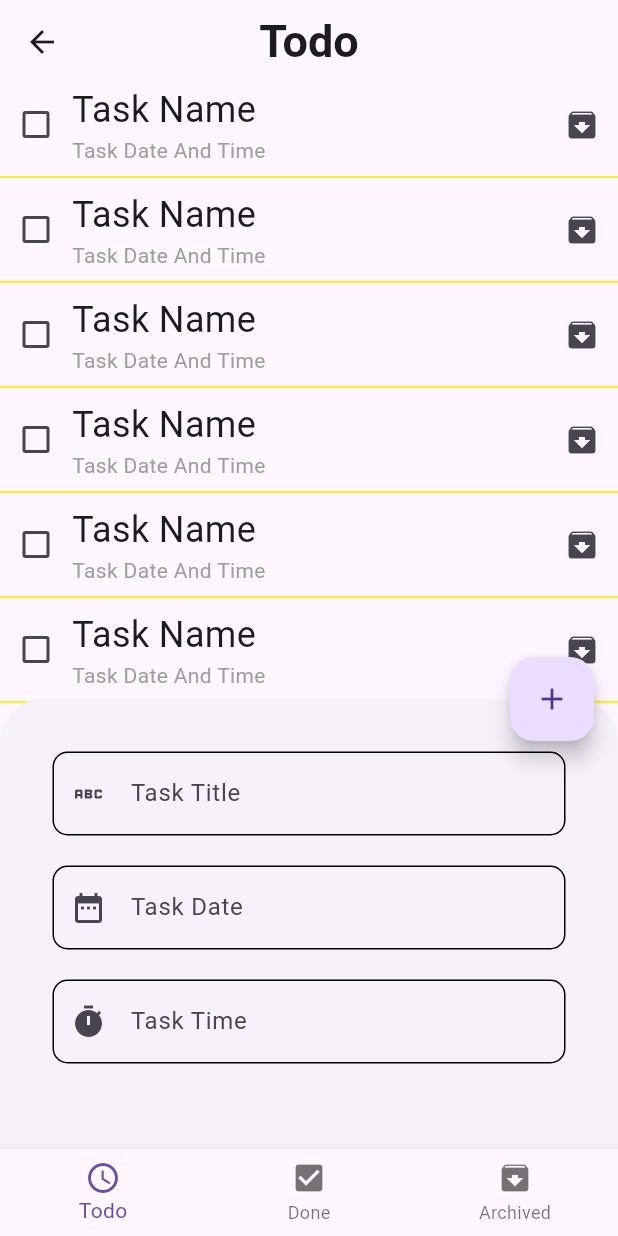
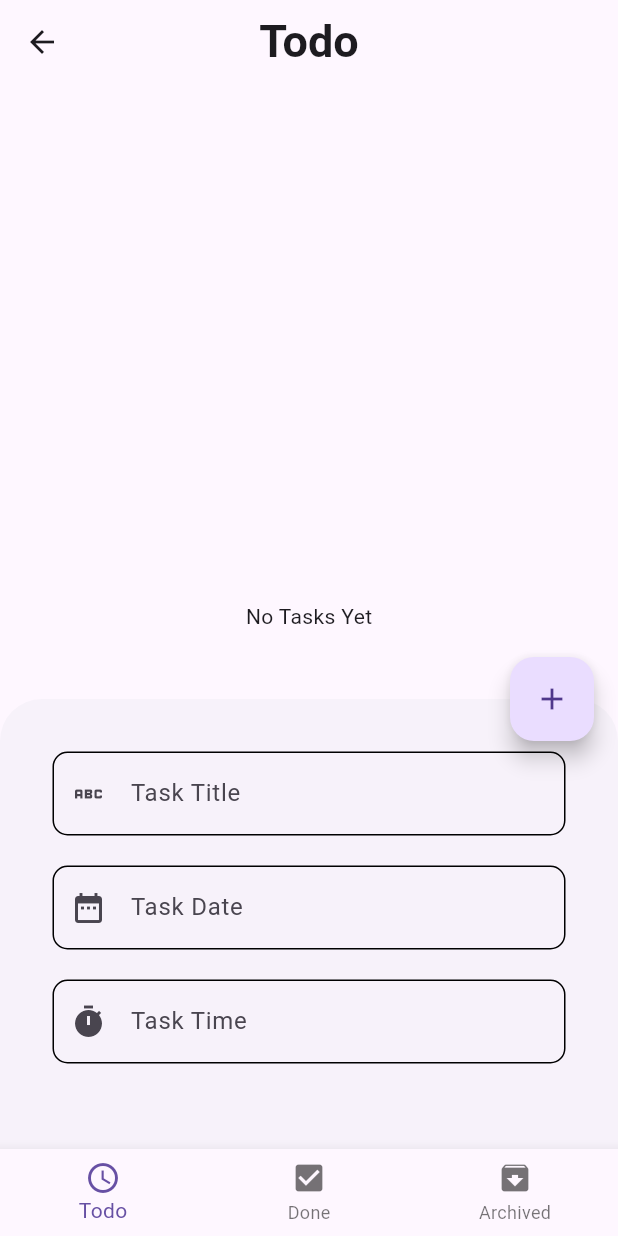
Before and after one commit to J3Unknown/msp-flutter, a Flutter app: the screen it shows after launch, after a tap on the "edit" icon, on a phone screen of 412 x 824 dp. Run offline on Flutter 3.47's test engine with Material 3 defaults, Android fonts, the phone set to English and light mode, and no system bars; our stand-ins replace bloc, conditional_builder_null_safety, flutter_bloc, sqflite; accounts and stored records are empty.

Commit message:
Todo Part 2

```diff
--- a/lib/layout/todo_layout/cubit/todo_cubit.dart
+++ b/lib/layout/todo_layout/cubit/todo_cubit.dart
@@ -1,6 +1,8 @@
 import 'package:flutter/material.dart';
 import 'package:flutter_bloc/flutter_bloc.dart';
 import 'package:msp_project/layout/todo_layout/cubit/todo_states.dart';
+import 'package:msp_project/models/todo_app/todo_task_model.dart';
+import 'package:sqflite/sqflite.dart';
 
 import '../../../modules/todo_app/todo_archived_screen.dart';
 import '../../../modules/todo_app/todo_done_screen.dart';
@@ -14,6 +16,7 @@ class TodoCubit extends Cubit<TodoStates>{
   int currentIndex = 0;
   IconData fabIcon = Icons.edit;
   bool isBottomSheetShown = false;
+  var database;
 
   final List<Widget> screens = [
     TodoScreen(),
@@ -27,6 +30,65 @@ class TodoCubit extends Cubit<TodoStates>{
     'Archived'
   ];
 
+  List<TodoTaskModel> newTasks = [];
+  List<TodoTaskModel> doneTasks = [];
+  List<TodoTaskModel> archivedTasks = [];
+
+
+  void createDatabase(){
+    openDatabase(
+      'todo_db.db',
+      version: 1,
+      onCreate: (database, version){
+        print('Database Created Successfully');
+        database.execute('CREATE TABLE tasks(id INTEGER PRIMARY KEY, title TEXT, date TEXT, time TEXT, status TEXT)').then((value){
+          print('Table Created');
+        }).catchError((error){
+          print('An error occurred while creating table: ${error.toString()}');
+        });
+      },
+      onOpen: (database){
+        getDataFromDatabase(database);
+      },
+    ).then((value){
+      database = value;
+      emit(TodoCreateDatabaseSuccessState());
+    });
+  }
+
+  void getDataFromDatabase(database){
+    newTasks = [];
+    doneTasks = [];
+    archivedTasks = [];
+    emit(TodoGetDataFromDatabaseLoadingState());
+    database.rawQuery('SELECT * FROM tasks').then((value){
+      value.forEach((element){
+        if(element['status'] == 'new'){
+          newTasks.add(TodoTaskModel(id: element['id'], title: element['title'], date: element['date'], time: element['time'], status: element['status']));
+        } else if(element['status'] == 'done'){
+          doneTasks.add(TodoTaskModel(id: element['id'], title: element['title'], date: element['date'], time: element['time'], status: element['status']));
+        } else{
+          archivedTasks.add(TodoTaskModel(id: element['id'], title: element['title'], date: element['date'], time: element['time'], status: element['status']));
+        }
+      });
+      emit(TodoGetDataFromDatabaseSuccessState());
+    });
+  }
+
+  insertToDatabase({
+    required String title,
+    required String date,
+    required String time,
+  }) async{
+    return await database.transaction((txn) async{
+      txn.rawInsert('INSERT INTO tasks(title, date, time, status) VALUES(?,?,?,?)',[title, date, time, 'new']).then((value){
+        getDataFromDatabase(database);
+        emit(TodoInsertDataIntoDatabaseSuccessState());
+      });
+      return null;
+    });
+  }
+
   void changeBottomNavBarIndex(int index){
     currentIndex = index;
     emit(TodoBottomNavBarChangeIndexState());
@@ -38,8 +100,9 @@ class TodoCubit extends Cubit<TodoStates>{
     emit(TodoChangeBottomSheetState());
   }
 
-  void changeDismissibleState(){
-    print(state);
-    emit(TodoChangeDismissibleState());
+  void updateDismissibleDeleteState(List<TodoTaskModel> tasks, index){
+    tasks.removeAt(index);
+    emit(TodoDismissibleDeleteState());
   }
+
 }
--- a/lib/layout/todo_layout/cubit/todo_states.dart
+++ b/lib/layout/todo_layout/cubit/todo_states.dart
@@ -6,4 +6,12 @@ class TodoBottomNavBarChangeIndexState extends TodoStates{}
 
 class TodoChangeBottomSheetState extends TodoStates{}
 
-class TodoChangeDismissibleState extends TodoStates{}
+class TodoCreateDatabaseSuccessState extends TodoStates{}
+
+class TodoGetDataFromDatabaseLoadingState extends TodoStates{}
+
+class TodoGetDataFromDatabaseSuccessState extends TodoStates{}
+
+class TodoInsertDataIntoDatabaseSuccessState extends TodoStates{}
+
+class TodoDismissibleDeleteState extends TodoStates{}
--- a/lib/layout/todo_layout/todo_layout_screen.dart
+++ b/lib/layout/todo_layout/todo_layout_screen.dart
@@ -24,10 +24,15 @@ class _TodoLayoutScreenState extends State<TodoLayoutScreen> {
   @override
   Widget build(BuildContext context) {
     return BlocProvider(
-      create: (context) => TodoCubit(),
+      create: (context) => TodoCubit()..createDatabase(),
       child: BlocConsumer<TodoCubit, TodoStates>(
         listener: (context, state){
-          //TODO: Add pop for Bottom Navigation Bar After Adding New Task
+          if(state is TodoInsertDataIntoDatabaseSuccessState){
+            Navigator.of(context).pop();
+            _taskTitleController.clear();
+            _taskDateController.clear();
+            _taskTimeController.clear();
+          }
         },
         builder: (context, state) {
           TodoCubit cubit = TodoCubit.get(context);
@@ -53,18 +58,21 @@ class _TodoLayoutScreenState extends State<TodoLayoutScreen> {
               onPressed: (){
                 if(cubit.isBottomSheetShown){
                   if(_formKey.currentState!.validate()){
-                  print('validated');
+                    print(_taskTitleController.text);
+                    print(_taskTimeController.text);
+                    print(_taskDateController.text);
+                    cubit.insertToDatabase(title: _taskTitleController.text, date: _taskDateController.text, time: _taskTimeController.text);
                   }
-                print('Bottom Sheet is Visible');
                 } else{
                   _scaffoldKey.currentState!.showBottomSheet((context)=>Container(
                     height: 300,
                     padding: EdgeInsets.all(35),
                     child: Form(
                       key: _formKey,
+                      child: SingleChildScrollView(
+                        physics: BouncingScrollPhysics(),
                         child: Column(
                           children: [
-                      //TODO: add it to component file
                             TextFormField(
                               controller: _taskTitleController,
                               keyboardType: TextInputType.text,
@@ -91,7 +99,7 @@ class _TodoLayoutScreenState extends State<TodoLayoutScreen> {
                               onTap: () {
                                 showDatePicker(context: context, firstDate: DateTime.now(), lastDate: DateTime.parse('2027-12-31')).then((value){
                                   if(value != null){
-                              _taskDateController.text = DateFormat.yMMMd().format(value);
+                                    _taskDateController.text = DateFormat('dd - MMM - yyyy').format(value);
                                   }
                                 });
                               },
@@ -157,6 +165,7 @@ class _TodoLayoutScreenState extends State<TodoLayoutScreen> {
                           ],
                         ),
                       ),
+                    ),
                   )).closed.then((value){
                     cubit.changeBottomSheetState(icon: Icons.edit);
                     _taskTitleController.clear();
--- /dev/null
+++ b/lib/models/todo_app/todo_task_model.dart
@@ -0,0 +1,20 @@
+class TodoTaskModel{
+  late int id;
+  late String title;
+  late String date;
+  late String time;
+  late String status;
+
+
+  TodoTaskModel({
+    required this.id,
+    required this.title,
+    required this.date,
+    required this.time,
+    required this.status
+  });
+
+  TodoTaskModel.fromJson(){
+
+  }
+}
--- a/lib/modules/todo_app/todo_screen.dart
+++ b/lib/modules/todo_app/todo_screen.dart
@@ -1,57 +1,20 @@
 import 'package:flutter/material.dart';
+import 'package:flutter_bloc/flutter_bloc.dart';
+import 'package:msp_project/layout/todo_layout/cubit/todo_cubit.dart';
+import 'package:msp_project/layout/todo_layout/cubit/todo_states.dart';
+import 'package:msp_project/shared/components/components.dart';
 
 class TodoScreen extends StatelessWidget {
   const TodoScreen({super.key});
-  //TODO: add the list and apply the remove logic to fix the separator error
-  //TODO: add component file and add the _taskBuilder in it
   @override
   Widget build(BuildContext context) {
-    return ListView.separated(
-      itemBuilder: (context, index) => _taskBuilder(index),
-      separatorBuilder: (context, index) => Divider(
-        thickness: 1.5,
-        color: Colors.yellow,
+    return BlocConsumer<TodoCubit, TodoStates>(
+      listener: (context, state){},
+      builder: (context, state) => taskBuilder(
+        TodoCubit.get(context).newTasks,
+        state
       ),
-      itemCount: 10,
     );
   }
 
-  Widget _taskBuilder(index) => Dismissible(
-    key: Key(index.toString()),
-    onDismissed: (dismissDirection){
-      if(dismissDirection == DismissDirection.endToStart){
-        print('Task Deleted');
-      }else if(dismissDirection == DismissDirection.endToStart){
-        print('Task Deleted');
-      }
-    },
-    background: Container(
-      color: Colors.green,
-      alignment: Alignment.centerLeft,
-      padding: EdgeInsets.all(20),
-      child: Icon(Icons.archive, color: Colors.white,),
-    ),
-    secondaryBackground: Container(
-      color: Colors.red,
-      alignment: Alignment.centerRight,
-      padding: EdgeInsets.all(20),
-      child: Icon(Icons.delete, color: Colors.white,),
-    ),
-    child: Row(
-      children: [
-        Checkbox(value: false, onChanged: (checked){}),
-        Expanded(
-          child: Column(
-            crossAxisAlignment: CrossAxisAlignment.start,
-            mainAxisSize: MainAxisSize.min,
-            children: [
-              Text('Task Name', style: TextStyle(fontSize: 24),),
-              Text('Task Date And Time', style: TextStyle(color: Colors.grey),),
-            ],
-          ),
-        ),
-        IconButton(onPressed: (){}, icon: Icon(Icons.archive))
-      ],
-    ),
-  );
 }
--- /dev/null
+++ b/lib/shared/components/components.dart
@@ -0,0 +1,65 @@
+import 'package:conditional_builder_null_safety/conditional_builder_null_safety.dart';
+import 'package:flutter/material.dart';
+import 'package:flutter_bloc/flutter_bloc.dart';
+import 'package:msp_project/layout/todo_layout/cubit/todo_states.dart';
+import 'package:msp_project/models/todo_app/todo_task_model.dart';
+
+import '../../layout/todo_layout/cubit/todo_cubit.dart';
+
+Widget taskBuilder(
+    List<TodoTaskModel> tasks,
+    state
+  ) => ConditionalBuilder(
+    condition: state is !TodoGetDataFromDatabaseLoadingState && tasks.isNotEmpty,
+    fallback: (context) {
+      if(state is TodoGetDataFromDatabaseLoadingState){
+        return CircularProgressIndicator();
+      }
+      return Center(child: Text('No Tasks Yet'));
+    },
+    builder: (context) => ListView.separated(
+      separatorBuilder: (context, index) => Divider(
+        thickness: 1.5,
+        color: Colors.yellow,
+      ),
+      itemCount: tasks.length,
+      itemBuilder: (context, index) => Dismissible(
+        key: Key(tasks[index].id.toString()),
+        onDismissed: (dismissDirection){
+          if(dismissDirection == DismissDirection.startToEnd){
+            print('Task Archived');
+          }else if(dismissDirection == DismissDirection.endToStart){
+            TodoCubit.get(context).updateDismissibleDeleteState(tasks, index);
+          }
+        },
+        background: Container(
+          color: Colors.green,
+          alignment: Alignment.centerLeft,
+          padding: EdgeInsets.all(20),
+          child: Icon(Icons.archive, color: Colors.white,),
+        ),
+        secondaryBackground: Container(
+          color: Colors.red,
+          alignment: Alignment.centerRight,
+          padding: EdgeInsets.all(20),
+          child: Icon(Icons.delete, color: Colors.white,),
+        ),
+        child: Row(
+          children: [
+            Checkbox(value: false, onChanged: (checked){}),
+            Expanded(
+              child: Column(
+                crossAxisAlignment: CrossAxisAlignment.start,
+                mainAxisSize: MainAxisSize.min,
+                children: [
+                  Text(tasks[index].title, style: TextStyle(fontSize: 24),),
+                  Text('${tasks[index].date} ${tasks[index].time}', style: TextStyle(color: Colors.grey),),
+                ],
+              ),
+            ),
+            IconButton(onPressed: (){}, icon: Icon(Icons.archive))
+          ],
+        ),
+      ),
+    ),
+  );
```
Also changed, not shown: lib/modules/todo_app/todo_archived_screen.dart (+10 -23 lines), lib/modules/todo_app/todo_done_screen.dart (+11 -24 lines). Lines whose indentation alone changed are shown as unchanged.
